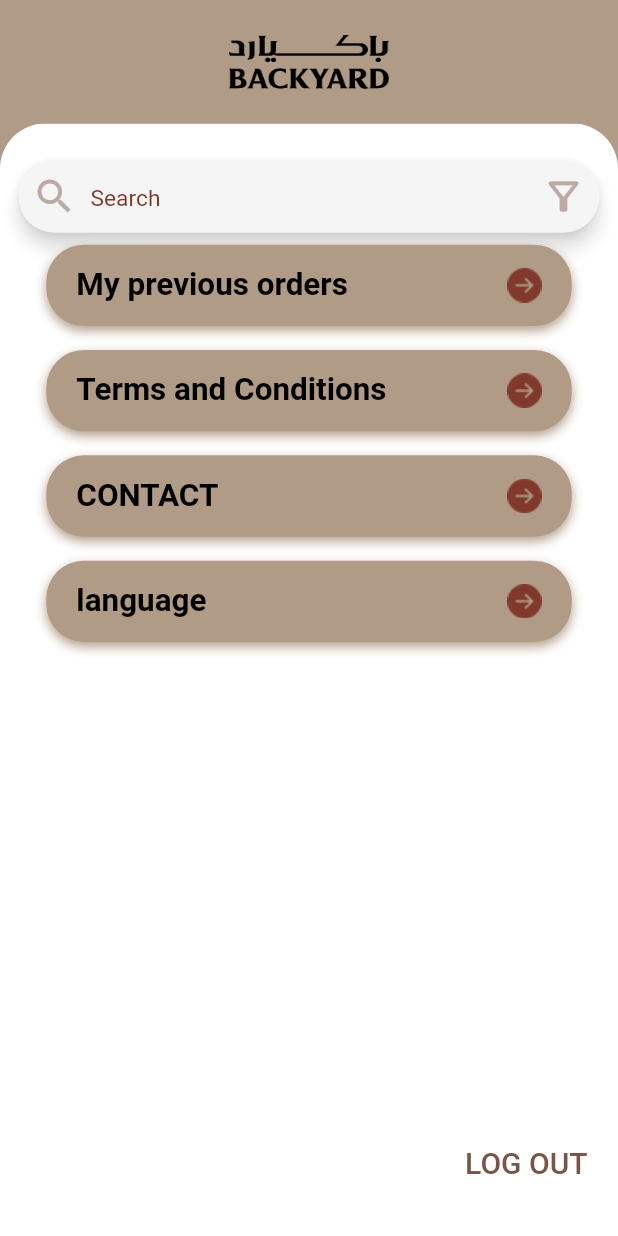
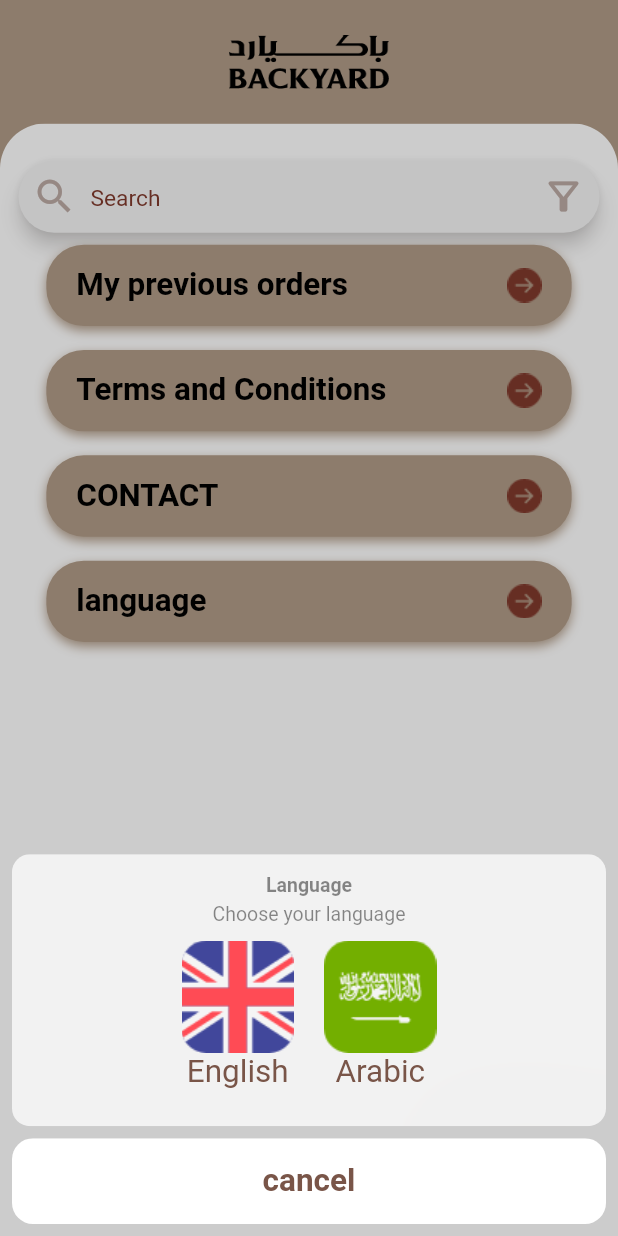
Before and after one commit to mualii/backyard_delivery, a Flutter app: the SettingsScreen screen opened directly, after a tap on "language", on a phone screen of 412 x 824 dp. Run offline on Flutter 3.47's test engine with Material 2 defaults, Android fonts, the phone set to English and light mode, and no system bars; our stand-ins replace after_layout, animated_bottom_navigation_bar, flutter_screenutil, font_awesome_flutter.

Commit message:
Choose your language

```diff
--- a/lib/screens/settings_screen/settings_screen.dart
+++ b/lib/screens/settings_screen/settings_screen.dart
@@ -4,6 +4,7 @@ import 'package:backyard_delivery/screens/terms_screen/terms_screen.dart';
 import 'package:backyard_delivery/shared/components/components.dart';
 import 'package:backyard_delivery/shared/widgets/customised_appBar.dart';
 import 'package:backyard_delivery/shared/widgets/search_text_field.dart';
+import 'package:flutter/cupertino.dart';
 import 'package:flutter/material.dart';
 import 'package:flutter/services.dart';
 import 'package:flutter_screenutil/flutter_screenutil.dart';
@@ -63,7 +64,12 @@ class SettingsScreen extends StatelessWidget {
                       context: context,
                       title: 'language',
                       image: 'assets/images/back button.png',
-                      Ontap: () {},
+                      Ontap: () {
+                        showCupertinoModalPopup(
+                            context: context,
+                            builder: (BuildContext context) =>
+                                changeLanguage(context));
+                      },
                     ),
                     Spacer(),
                     Align(
@@ -78,4 +84,49 @@ class SettingsScreen extends StatelessWidget {
       ),
     );
   }
+
+  Widget changeLanguage(context) {
+    return CupertinoActionSheet(
+      title: Text('Language'),
+      message: Column(
+        children: [
+          Text('Choose your language'),
+          Row(
+            mainAxisAlignment: MainAxisAlignment.center,
+            children: [
+              CupertinoActionSheetAction(
+                child: Column(
+                  children: [
+                    Image.asset("assets/images/united-kingdom.png"),
+                    Text('English'),
+                  ],
+                ),
+                onPressed: () {
+                  Navigator.of(context).pop();
+                },
+              ),
+              CupertinoActionSheetAction(
+                child: Column(
+                  children: [
+                    Image.asset("assets/images/saudi-arabia.png"),
+                    Text('Arabic'),
+                  ],
+                ),
+                onPressed: () {
+                  Navigator.of(context).pop();
+                },
+              ),
+            ],
+          )
+        ],
+      ),
+      cancelButton: CupertinoActionSheetAction(
+        child: Text('cancel'),
+        isDefaultAction: true,
+        onPressed: () {
+          Navigator.pop(context, 'Cancel');
+        },
+      ),
+    );
+  }
 }
```
Also changed, not shown: assets/images/saudi-arabia.png (added), assets/images/united-kingdom.png (added).
